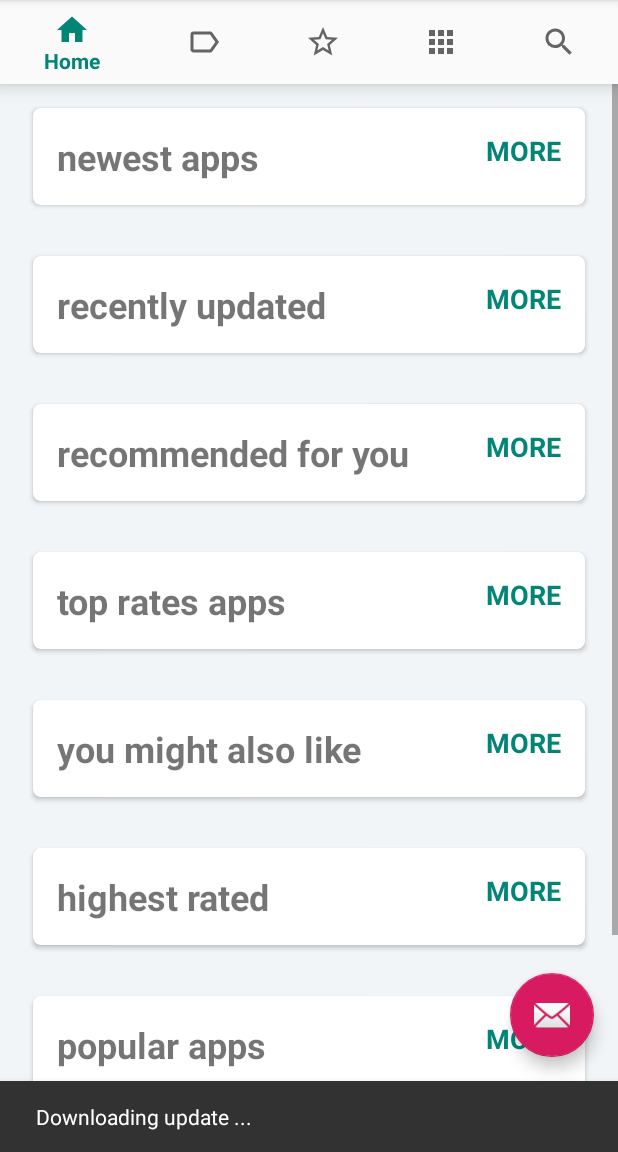
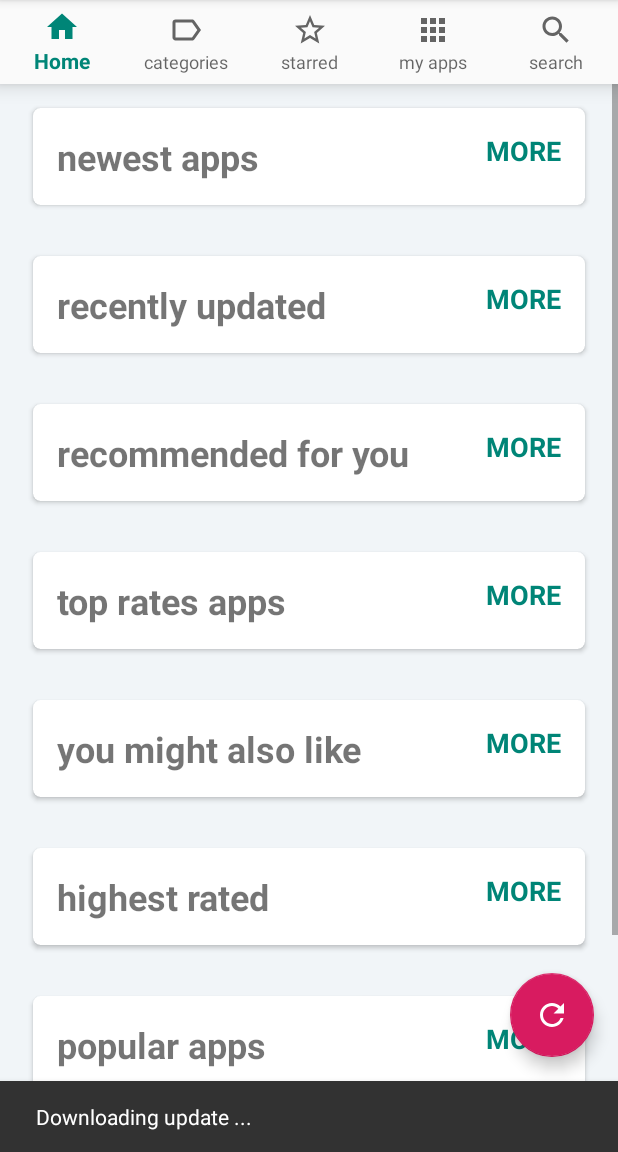
Before and after one commit to ar-/gdroidclient, an Android app: the screen it shows after launch (MainActivity), after a tap on an icon or button, on a phone screen of 412 x 824 dp, the part 84-1236 px from its top. Run offline under Robolectric (Android 15) with nearby library versions, the phone set to English and light mode, and no system bars; our stand-ins replace Room's generated code; network calls fail; pictures from the network do not load.

Commit message:
added loading animation

```diff
--- a/app/src/main/java/org/gdroid/gdroid/MainActivity.java
+++ b/app/src/main/java/org/gdroid/gdroid/MainActivity.java
@@ -94,17 +94,21 @@ public class MainActivity extends AppCompatActivity
 
         prepareAppCollections();
 
-        new DownloadXmlTask(getApplicationContext(), appCollectionAdapter).execute("https://f-droid.org/repo/index.xml");
+        final MainActivity activity = this;
+        // TODO initial refresh only when DB empty
+        //new DownloadXmlTask(activity, appCollectionAdapter).execute("https://f-droid.org/repo/index.xml");
 
-        FloatingActionButton fab = (FloatingActionButton) findViewById(R.id.fab);
+        final FloatingActionButton fab = (FloatingActionButton) findViewById(R.id.fab);
         fab.setOnClickListener(new View.OnClickListener() {
             @Override
             public void onClick(View view) {
+                fab.setEnabled(false);
+                findViewById(R.id.loadingPanel).setVisibility(View.VISIBLE);
                 Snackbar.make(view, "Downloading update ...", Snackbar.LENGTH_LONG)
                         .setAction("Action", null).show();
 
 
-                new DownloadXmlTask(getApplicationContext(), appCollectionAdapter).execute("https://f-droid.org/repo/index.xml");
+                new DownloadXmlTask(activity, appCollectionAdapter).execute("https://f-droid.org/repo/index.xml");
 
             }
         });
@@ -143,15 +147,21 @@ public class MainActivity extends AppCompatActivity
         @Override
         public boolean onNavigationItemSelected(@NonNull MenuItem item) {
             switch (item.getItemId()) {
-//                case R.id.navigation_home:
+                case R.id.navigation_home:
 //                    mTextMessage.setText(R.string.title_home);
-//                    return true;
-//                case R.id.navigation_dashboard:
+                    return true;
+                case R.id.navigation_categories:
 //                    mTextMessage.setText(R.string.title_dashboard);
-//                    return true;
-//                case R.id.navigation_notifications:
+                    return true;
+                case R.id.navigation_starred:
 //                    mTextMessage.setText(R.string.title_notifications);
-//                    return true;
+                    return true;
+                case R.id.navigation_myapps:
+//                    mTextMessage.setText(R.string.title_notifications);
+                    return true;
+                case R.id.navigation_search:
+//                    mTextMessage.setText(R.string.title_notifications);
+                    return true;
             }
             return false;
         }
--- a/app/src/main/java/org/gdroid/gdroid/tasks/DownloadXmlTask.java
+++ b/app/src/main/java/org/gdroid/gdroid/tasks/DownloadXmlTask.java
@@ -1,10 +1,16 @@
 package org.gdroid.gdroid.tasks;
 
+import android.app.Activity;
+import android.app.Application;
 import android.arch.persistence.room.Room;
 import android.content.Context;
 import android.os.AsyncTask;
+import android.support.design.widget.FloatingActionButton;
 import android.util.Log;
+import android.view.View;
 
+import org.gdroid.gdroid.MainActivity;
+import org.gdroid.gdroid.R;
 import org.gdroid.gdroid.beans.AppCollectionDescriptor;
 import org.gdroid.gdroid.AppCollectionAdapter;
 import org.gdroid.gdroid.beans.AppDatabase;
@@ -26,11 +32,13 @@ public class DownloadXmlTask extends AsyncTask<String, Void, List<ApplicationBea
 
 
     private final Context mContext;
+    private final MainActivity mMainActivity;
     private final AppCollectionAdapter mAppCollectionAdapter;
 
     // parameter is the adapter that can be notified after processing
-    public DownloadXmlTask(Context applicationContext, AppCollectionAdapter appCollectionAdapter) {
-        mContext = applicationContext;
+    public DownloadXmlTask(MainActivity mainActivity, AppCollectionAdapter appCollectionAdapter) {
+        mMainActivity = mainActivity;
+        mContext = mMainActivity.getApplicationContext();
         mAppCollectionAdapter = appCollectionAdapter;
     }
 
@@ -77,6 +85,8 @@ public class DownloadXmlTask extends AsyncTask<String, Void, List<ApplicationBea
 //        for (ApplicationBean ab: result) {
 //            SimpleApplicationDao.class
 //        }
+        mMainActivity.findViewById(R.id.loadingPanel).setVisibility(View.GONE);
+        mMainActivity.findViewById(R.id.fab).setEnabled(true);
         mAppCollectionAdapter.notifyDataSetChanged();
         Log.e("DownloadXmlTask","download complete");
         }
--- /dev/null
+++ b/app/src/main/res/drawable/ic_refresh_white_24dp.xml
@@ -0,0 +1,9 @@
+<vector xmlns:android="http://schemas.android.com/apk/res/android"
+        android:width="24dp"
+        android:height="24dp"
+        android:viewportWidth="24.0"
+        android:viewportHeight="24.0">
+    <path
+        android:fillColor="#FFFFFFFF"
+        android:pathData="M17.65,6.35C16.2,4.9 14.21,4 12,4c-4.42,0 -7.99,3.58 -7.99,8s3.57,8 7.99,8c3.73,0 6.84,-2.55 7.73,-6h-2.08c-0.82,2.33 -3.04,4 -5.65,4 -3.31,0 -6,-2.69 -6,-6s2.69,-6 6,-6c1.66,0 3.14,0.69 4.22,1.78L13,11h7V4l-2.35,2.35z"/>
+</vector>
--- a/app/src/main/res/layout/app_bar_main.xml
+++ b/app/src/main/res/layout/app_bar_main.xml
@@ -41,6 +41,19 @@
         android:layout_height="wrap_content"
         android:layout_gravity="bottom|end"
         android:layout_margin="@dimen/fab_margin"
-        app:srcCompat="@android:drawable/ic_dialog_email" />
+        app:srcCompat="@drawable/ic_refresh_white_24dp" />
+
+    <RelativeLayout
+        android:id="@+id/loadingPanel"
+        android:layout_width="match_parent"
+        android:layout_height="match_parent"
+        android:gravity="center" >
+
+        <ProgressBar
+            android:layout_width="wrap_content"
+            android:layout_height="wrap_content"
+            android:indeterminate="true" />
+    </RelativeLayout>
+
 
 </android.support.design.widget.CoordinatorLayout>
--- a/app/src/main/res/layout/content_main.xml
+++ b/app/src/main/res/layout/content_main.xml
@@ -19,6 +19,7 @@
     android:background="?android:attr/windowBackground"
     app:layout_constraintLeft_toLeftOf="parent"
     app:layout_constraintRight_toRightOf="parent"
+    app:labelVisibilityMode="labeled"
     app:menu="@menu/navigation" />
 
     <android.support.v7.widget.RecyclerView
```
